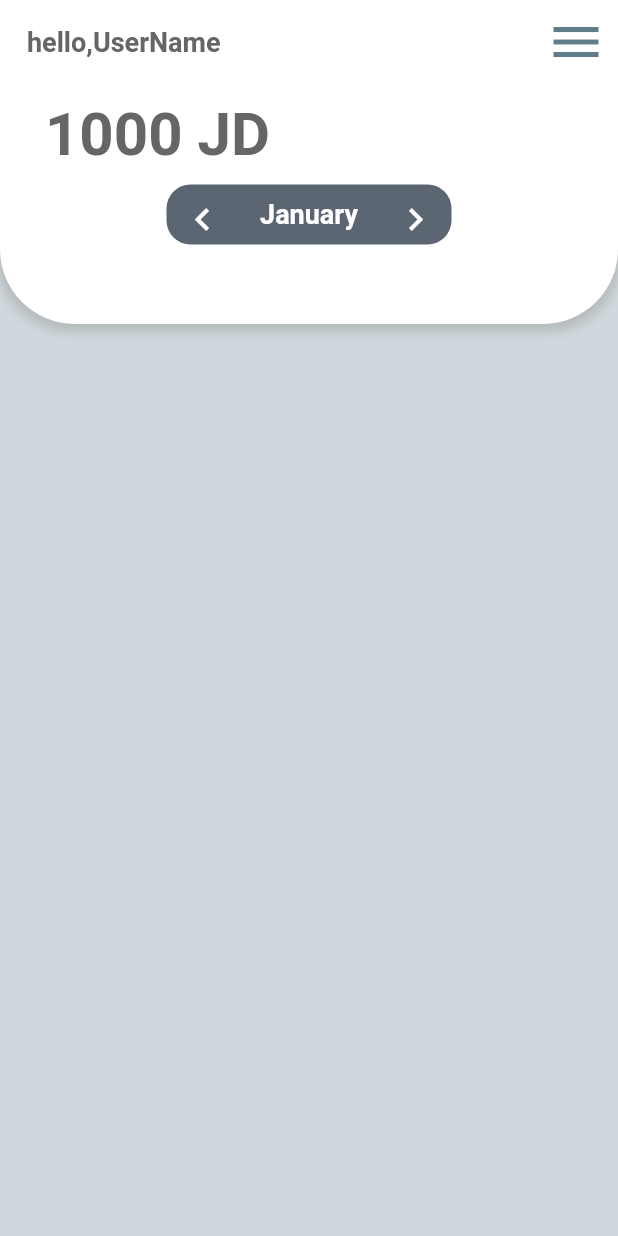
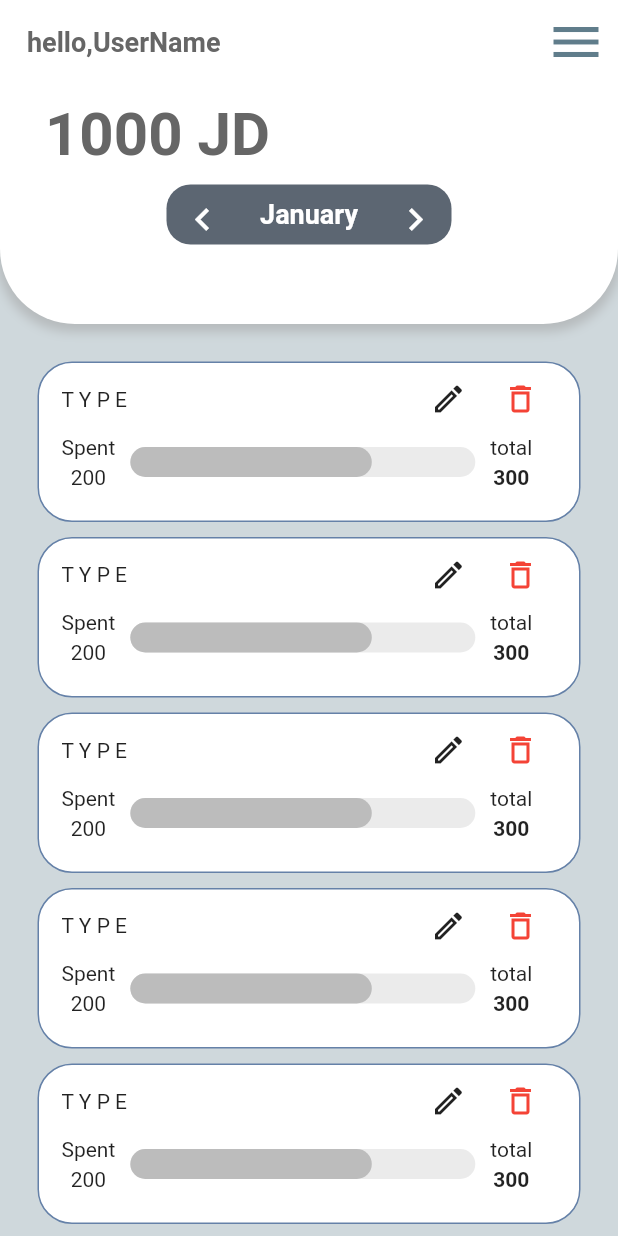
Before and after one commit to abdullah-taqiaddin/MyBudgeteer, a Flutter app: the BudgetPage screen opened directly, on a phone screen of 412 x 824 dp. Run offline on Flutter 3.47's test engine with Material 2 defaults, Android fonts, the phone set to English and light mode, and no system bars; drawn by our look-alikes of percent_indicator; our stand-ins replace firebase_auth, firebase_core, google_fonts, google_sign_in; accounts and stored records are empty.

Commit message:
Added Card Desgin to component Directory

```diff
--- /dev/null
+++ b/lib/component/card_design.dart
@@ -0,0 +1,96 @@
+import 'package:flutter/material.dart';
+import 'package:percent_indicator/percent_indicator.dart';
+
+class CardDesign extends StatefulWidget {
+  const CardDesign({Key? key}) : super(key: key);
+
+  @override
+  State<CardDesign> createState() => _CardDesignState();
+}
+
+class _CardDesignState extends State<CardDesign> {
+  @override
+  Widget build(BuildContext context) {
+    return Expanded(
+      child: Padding(
+        padding: const EdgeInsets.symmetric(horizontal: 25, vertical: 5),
+        child: Container(
+          height: 107,
+          decoration: BoxDecoration(
+              border: Border.all(color: Color.fromRGBO(101, 129, 168, 1)),
+
+              color: Colors.white, borderRadius: BorderRadius.circular(23)),
+          child: Column(
+            children: [
+              Padding(
+                padding: const EdgeInsets.symmetric(horizontal: 15),
+                child: Row(
+                  mainAxisAlignment: MainAxisAlignment.spaceBetween,
+                  children: [
+                    //Text
+                    Text("T Y P E"),
+                    Row(
+                      mainAxisAlignment: MainAxisAlignment.end,
+                      children: [
+                        IconButton(
+                            onPressed: () {}, icon: Icon(Icons.edit_outlined)),
+                        IconButton(
+                            onPressed: () {},
+                            icon: Icon(
+                              Icons.delete_outline,
+                              size: 24,
+                              color: Colors.red,
+                            ))
+                      ],
+                    ),
+                  ],
+                ),
+              ),
+              Padding(
+                padding: const EdgeInsets.symmetric(horizontal: 15),
+                child: Row(
+                  children: [
+                    Column(
+                      children: [
+                        Text("Spent"),
+                        SizedBox(height: 4),
+                        Text("200")
+                      ],
+                    ),
+                    Center(
+                      child: Expanded(
+                        child: LinearPercentIndicator(
+                          width: 250.0,
+                          lineHeight: 20.0,
+                          barRadius: Radius.circular(40),
+                          percent: 0.7,
+                          center: Text(
+                            "",
+                            style: TextStyle(fontSize: 12.0),
+                          ),
+                          backgroundColor: Color.fromRGBO(235, 235, 235, 1),
+                          progressColor: Color.fromRGBO(188, 188, 188, 1),
+                        ),
+                      ),
+                    ),
+                    Column(
+                      crossAxisAlignment: CrossAxisAlignment.center,
+                      children: [
+                        Text("total"),
+                        SizedBox(height: 4),
+                        Text(
+                          "300",
+                          style: TextStyle(fontWeight: FontWeight.bold),
+                        )
+                      ],
+                    ),
+                  ],
+                ),
+              ),
+            ],
+          ),
+        ),
+      ),
+    );
+  }
+}
--- a/lib/pages/budget_page.dart
+++ b/lib/pages/budget_page.dart
@@ -1,4 +1,5 @@
 import 'package:flutter/material.dart';
+import 'package:testapp/component/card_design.dart';
 import 'package:testapp/component/right_drawer.dart';
 
 class BudgetPage extends StatefulWidget {
@@ -144,7 +145,17 @@ class _BudgetPageState extends State<BudgetPage> {
               ),
             ),
 
-
+            SizedBox(
+              height: 20,
+            ),
+            Expanded(
+              child: ListView.builder(
+                itemCount: 10,
+                itemBuilder: (context, index) {
+                  return CardDesign();
+                },
+              ),
+            ),
 
           ]
           ),
```
